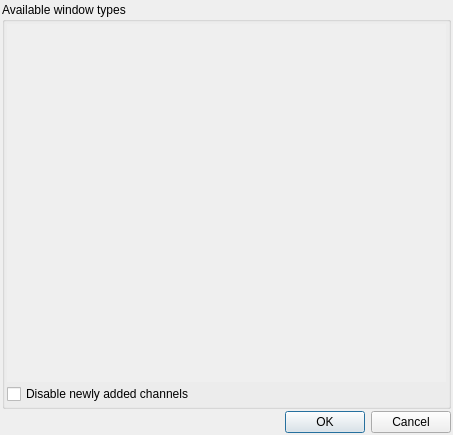
Qt form src/asammdf/gui/ui/windows_selection_dialog.ui (danielhrisca/asammdf) before a commit.
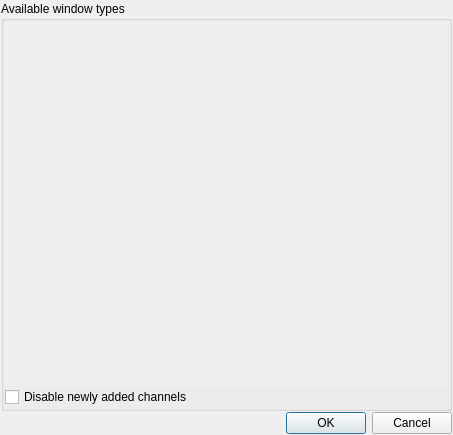
The same form after that commit.

Diff of the .ui file:
```diff
--- a/src/asammdf/gui/ui/windows_selection_dialog.ui
+++ b/src/asammdf/gui/ui/windows_selection_dialog.ui
@@ -15,19 +15,19 @@
   </property>
   <layout class="QVBoxLayout" name="verticalLayout_2">
    <property name="spacing">
-  <number>2</number>
+  <number>1</number>
 </property>
    <property name="leftMargin">
-  <number>2</number>
+  <number>1</number>
 </property>
    <property name="topMargin">
-  <number>2</number>
+  <number>1</number>
 </property>
    <property name="rightMargin">
-  <number>2</number>
+  <number>1</number>
 </property>
    <property name="bottomMargin">
-  <number>2</number>
+  <number>1</number>
 </property>
    <item>
     <widget class="QGroupBox" name="groupBox">
@@ -39,19 +39,19 @@
      </property>
      <layout class="QVBoxLayout" name="lay">
       <property name="spacing">
-  <number>2</number>
+  <number>1</number>
 </property>
       <property name="leftMargin">
-  <number>2</number>
+  <number>1</number>
 </property>
       <property name="topMargin">
-  <number>2</number>
+  <number>1</number>
 </property>
       <property name="rightMargin">
-  <number>2</number>
+  <number>1</number>
 </property>
       <property name="bottomMargin">
-  <number>2</number>
+  <number>1</number>
 </property>
       <item>
        <widget class="QScrollArea" name="scrollArea">
@@ -75,19 +75,19 @@
          </property>
          <layout class="QVBoxLayout" name="verticalLayout_3">
           <property name="spacing">
-  <number>2</number>
+  <number>1</number>
 </property>
           <property name="leftMargin">
-  <number>2</number>
+  <number>1</number>
 </property>
           <property name="topMargin">
-  <number>2</number>
+  <number>1</number>
 </property>
           <property name="rightMargin">
-  <number>2</number>
+  <number>1</number>
 </property>
           <property name="bottomMargin">
-  <number>2</number>
+  <number>1</number>
 </property>
           <item>
            <layout class="QVBoxLayout" name="selection_layout">
```
Left out of the diff: 2 changed lines with no effect on the pictures.
